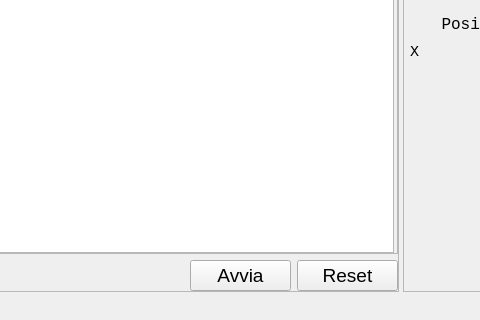
This is ISOViewerMainWindow.ui in LuigiCaradonna/isoviewer-for-helios-automazioni-cnc as Qt 5 draws it before an edit; both pictures show x 736 to 1216 and y 448 to 768 of the 1366 by 768 pixel window. The edited form follows.
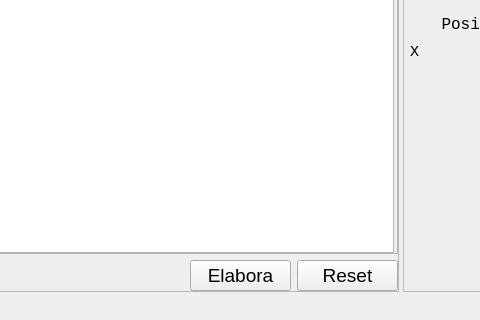
This is the edited form.

Commit message: Aggiornato il pulsante 'Elabora' dell'interfaccia grafica

Diff of the .ui file:
```diff
--- a/ISOViewerMainWindow.ui
+++ b/ISOViewerMainWindow.ui
@@ -143,7 +143,7 @@
                 </font>
                </property>
                <property name="text">
-                <string>Avvia</string>
+                <string>Elabora</string>
                </property>
               </widget>
              </item>
```
The commit also changes 1 other file.
